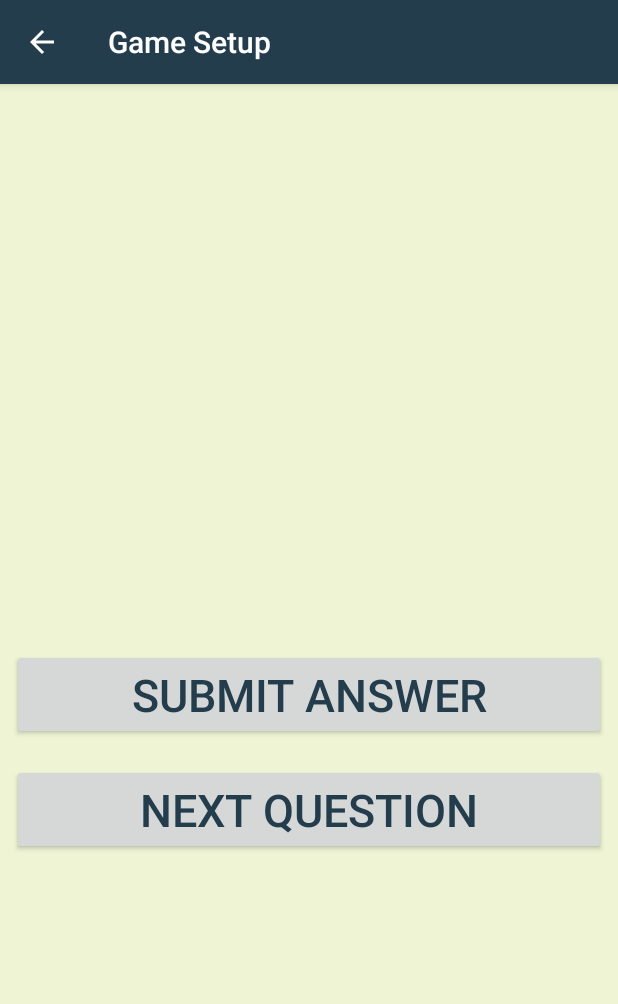
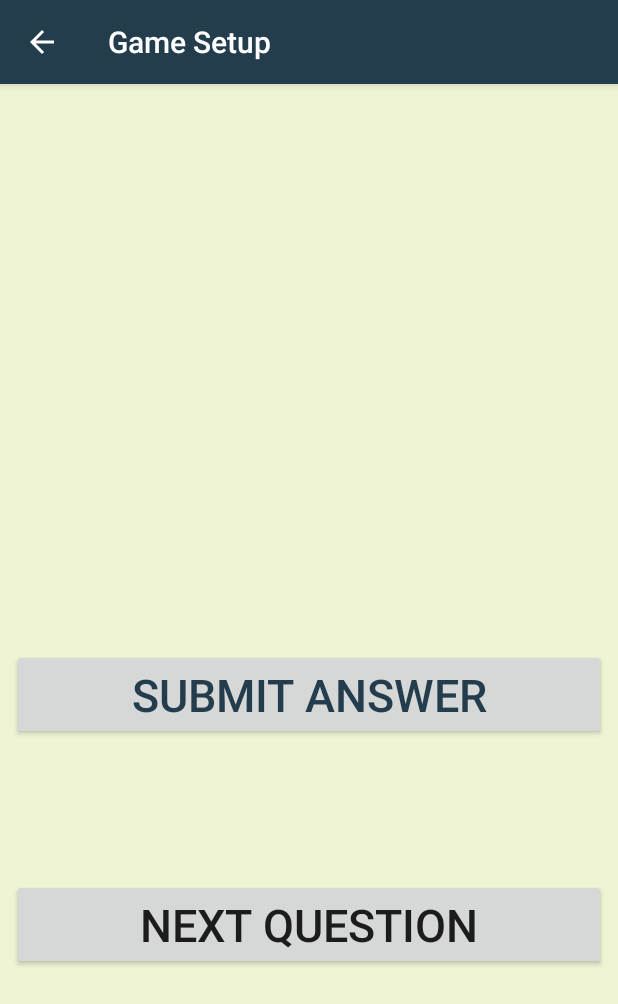
Before and after one commit to powersst/cs496, an Android app: the InGameActivity screen opened directly, with no data from a screen before it, on a phone screen of 412 x 824 dp. Shown: the top 1004 px of the screen. Run offline under Robolectric (Android 15) with nearby library versions, the phone set to English and light mode, and no system bars; 1 statement that could not run was skipped.

```diff
--- a/TriviaTrouble/app/src/main/res/layout/activity_in_game.xml
+++ b/TriviaTrouble/app/src/main/res/layout/activity_in_game.xml
@@ -96,7 +96,7 @@
                 android:text="@string/inGame_SubmitBtn"/>
 
             <Button
-                android:id="@+id/nextBtn"
+                android:id="@+id/finishBtn"
                 android:layout_width="match_parent"
                 android:layout_height="wrap_content"
                 android:textAlignment="center"
@@ -106,7 +106,21 @@
                 android:layout_marginBottom="16dp"
                 android:gravity="bottom"
                 android:textColor="@color/colorText"
-                android:text="@string/inGame_NextBtn"/>
+                android:visibility="invisible"
+                android:text="@string/inGame_FinishBtn"/>
+
+            <Button
+                android:id="@+id/nextBtn"
+                android:layout_width="match_parent"
+                android:layout_height="wrap_content"
+                android:layout_marginBottom="16dp"
+                android:layout_marginLeft="8dp"
+                android:layout_marginRight="8dp"
+                android:gravity="bottom"
+                android:text="@string/inGame_NextBtn"
+                android:textAlignment="center"
+                android:textSize="30sp" />
+
         </LinearLayout>
     </ScrollView>
 </LinearLayout>
```
